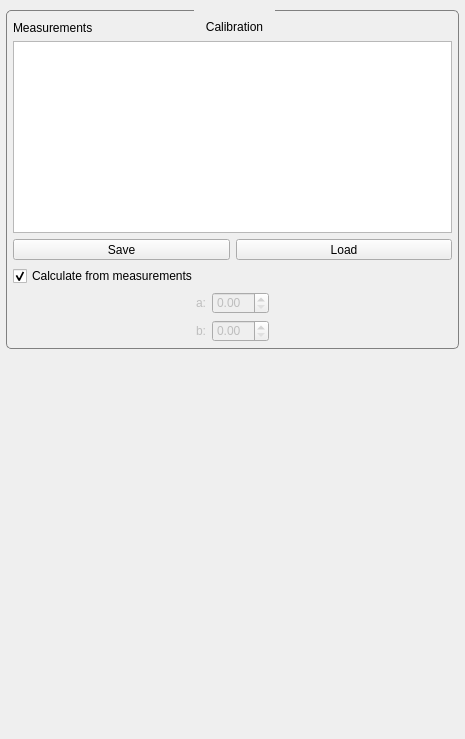
Above: src/internal/MaterialMappingViewControls.ui from araex/mitk-gem before the change. Below: the same form after it.
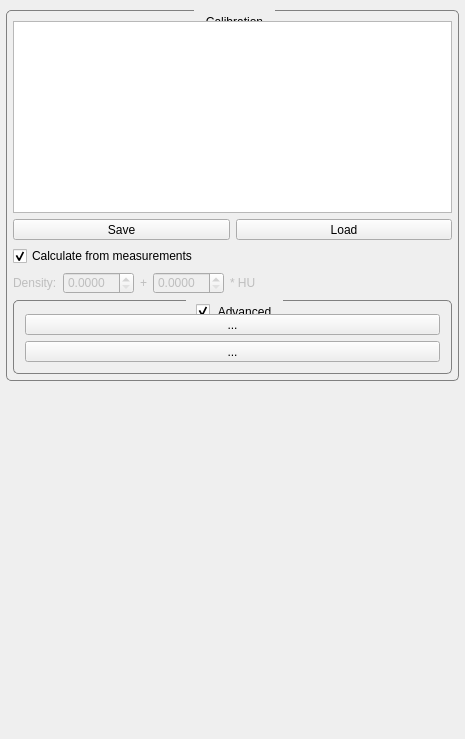
That is the form after the change.

Commit message: added advanced GUI section

What changed in the file:
```diff
--- a/src/internal/MaterialMappingViewControls.ui
+++ b/src/internal/MaterialMappingViewControls.ui
@@ -30,14 +30,14 @@
 	border-style: solid; 
 	border-color: grey;
 	border-radius: 5px;
-	margin-top: 2.5ex;
+	margin-top: 1.7ex;
 }
 
 
 QGroupBox::title {
 	subcontrol-origin: margin;
 	subcontrol-position: top center;
-	padding: 10px 10px;
+	padding: 5px 10px;
 }
 
 QScrollArea{
@@ -103,13 +103,6 @@
            <property name="margin">
             <number>0</number>
            </property>
-           <item>
-            <widget class="QLabel" name="label">
-             <property name="text">
-              <string>Measurements</string>
-             </property>
-            </widget>
-           </item>
            <item>
             <widget class="QTableView" name="calibrationTableView">
              <property name="sizePolicy">
@@ -204,19 +197,6 @@
           <property name="topMargin">
            <number>0</number>
           </property>
-          <item>
-           <spacer name="horizontalSpacer_2">
-            <property name="orientation">
-             <enum>Qt::Horizontal</enum>
-            </property>
-            <property name="sizeHint" stdset="0">
-             <size>
-              <width>40</width>
-              <height>20</height>
-             </size>
-            </property>
-           </spacer>
-          </item>
           <item>
            <widget class="QWidget" name="widget_2" native="true">
             <property name="enabled">
@@ -227,34 +207,44 @@
               <number>0</number>
              </property>
              <item>
-              <layout class="QVBoxLayout" name="verticalLayout_5">
+              <layout class="QHBoxLayout" name="horizontalLayout_6">
+               <property name="topMargin">
+                <number>0</number>
+               </property>
                <item>
-                <layout class="QHBoxLayout" name="horizontalLayout_4">
-                 <item>
-                  <widget class="QLabel" name="label_2">
-                   <property name="text">
-                    <string>a:</string>
-                   </property>
-                  </widget>
-                 </item>
-                 <item>
-                  <widget class="QDoubleSpinBox" name="doubleSpinBox"/>
-                 </item>
-                </layout>
+                <widget class="QLabel" name="label_2">
+                 <property name="text">
+                  <string>Density:</string>
+                 </property>
+                </widget>
                </item>
                <item>
-                <layout class="QHBoxLayout" name="horizontalLayout_6">
-                 <item>
-                  <widget class="QLabel" name="label_4">
-                   <property name="text">
-                    <string>b:</string>
-                   </property>
-                  </widget>
-                 </item>
-                 <item>
-                  <widget class="QDoubleSpinBox" name="doubleSpinBox_3"/>
-                 </item>
-                </layout>
+                <widget class="QDoubleSpinBox" name="doubleSpinBox">
+                 <property name="decimals">
+                  <number>4</number>
+                 </property>
+                </widget>
+               </item>
+               <item>
+                <widget class="QLabel" name="label_5">
+                 <property name="text">
+                  <string>+</string>
+                 </property>
+                </widget>
+               </item>
+               <item>
+                <widget class="QDoubleSpinBox" name="doubleSpinBox_3">
+                 <property name="decimals">
+                  <number>4</number>
+                 </property>
+                </widget>
+               </item>
+               <item>
+                <widget class="QLabel" name="label_4">
+                 <property name="text">
+                  <string>* HU</string>
+                 </property>
+                </widget>
                </item>
               </layout>
              </item>
@@ -276,6 +266,62 @@
           </item>
          </layout>
         </item>
+        <item>
+         <widget class="QGroupBox" name="groupBox">
+          <property name="title">
+           <string>Advanced</string>
+          </property>
+          <property name="checkable">
+           <bool>true</bool>
+          </property>
+          <layout class="QVBoxLayout" name="verticalLayout_6">
+           <property name="leftMargin">
+            <number>0</number>
+           </property>
+           <property name="topMargin">
+            <number>2</number>
+           </property>
+           <property name="rightMargin">
+            <number>0</number>
+           </property>
+           <property name="bottomMargin">
+            <number>0</number>
+           </property>
+           <item>
+            <widget class="QWidget" name="widget" native="true">
+             <layout class="QVBoxLayout" name="verticalLayout_7">
+              <item>
+               <widget class="QToolButton" name="toolButton">
+                <property name="sizePolicy">
+                 <sizepolicy hsizetype="Expanding" vsizetype="Fixed">
+                  <horstretch>0</horstretch>
+                  <verstretch>0</verstretch>
+                 </sizepolicy>
+                </property>
+                <property name="text">
+                 <string>...</string>
+                </property>
+               </widget>
+              </item>
+              <item>
+               <widget class="QToolButton" name="toolButton_2">
+                <property name="sizePolicy">
+                 <sizepolicy hsizetype="Expanding" vsizetype="Fixed">
+                  <horstretch>0</horstretch>
+                  <verstretch>0</verstretch>
+                 </sizepolicy>
+                </property>
+                <property name="text">
+                 <string>...</string>
+                </property>
+               </widget>
+              </item>
+             </layout>
+            </widget>
+           </item>
+          </layout>
+         </widget>
+        </item>
        </layout>
       </widget>
      </item>
```
Left out of the diff: 16 changed lines with no effect on the pictures.
